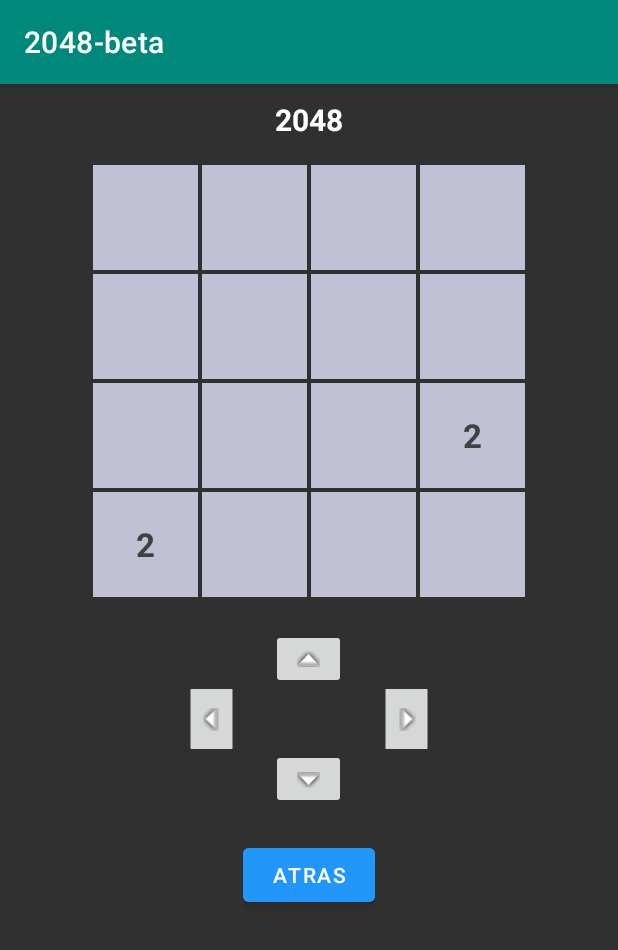
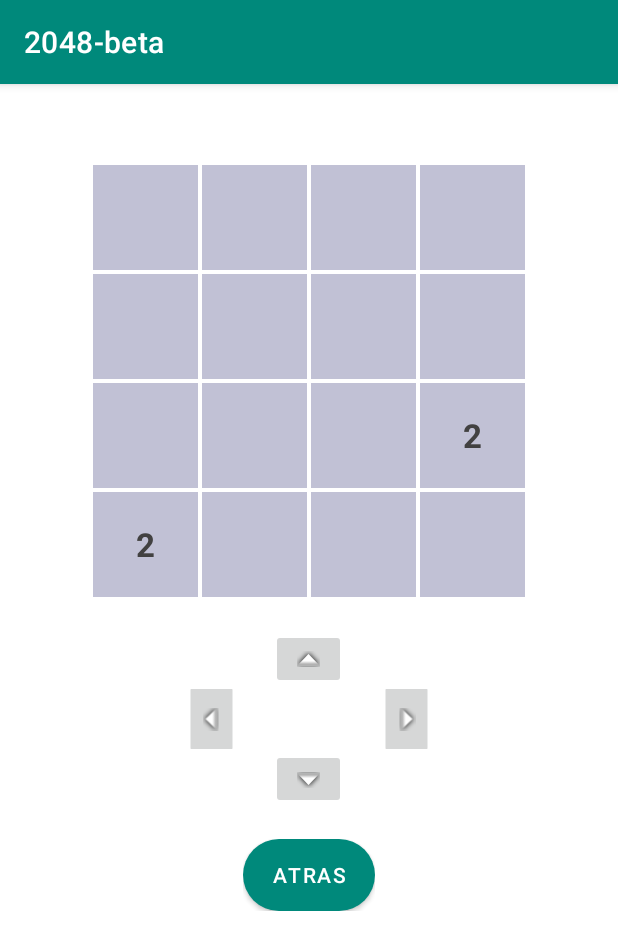
Before and after one commit to FedericoPeranzi/2048, an Android app: the screen it shows after launch (Juego), after a tap on "INICIAR", on a phone screen of 412 x 824 dp. Shown: the top 950 px of the screen. Run offline under Robolectric (Android 15) with nearby library versions, the phone set to English and light mode, and no system bars.

Commit message:
Mejora visual

```diff
--- a/app/build.gradle
+++ b/app/build.gradle
@@ -36,6 +36,7 @@ dependencies {
     implementation 'androidx.cardview:cardview:1.0.0'
     implementation 'com.android.support:design:28.0.0'
     implementation 'androidx.recyclerview:recyclerview:1.2.0'
+    implementation 'com.snicesoft:bitmap:1.0.0'
     testImplementation 'junit:junit:4.+'
     androidTestImplementation 'androidx.test.ext:junit:1.1.2'
     androidTestImplementation 'androidx.test.espresso:espresso-core:3.3.0'
--- a/app/src/main/AndroidManifest.xml
+++ b/app/src/main/AndroidManifest.xml
@@ -17,7 +17,7 @@
                 <category android:name="android.intent.category.LAUNCHER" />
             </intent-filter>
         </activity>
-        <activity android:name=".Juego"></activity>
+    <activity android:name=".Juego"></activity>
     </application>
 
 </manifest>
--- a/app/src/main/java/com/android/a2048/MainActivity.java
+++ b/app/src/main/java/com/android/a2048/MainActivity.java
@@ -14,7 +14,7 @@ public class MainActivity extends AppCompatActivity {
     protected void onCreate(Bundle savedInstanceState) {
         super.onCreate(savedInstanceState);
         setContentView(R.layout.activity_main);
-
+        getSupportActionBar().hide();
         button = (Button) findViewById(R.id.button);
         button.setOnClickListener(new View.OnClickListener() {
 
--- /dev/null
+++ b/app/src/main/res/drawable/round_btn.xml
@@ -0,0 +1,9 @@
+<?xml version="1.0" encoding="utf-8"?>
+<shape xmlns:android="http://schemas.android.com/apk/res/android">
+<solid android:color="#009688"></solid>
+    <corners
+        android:topLeftRadius="45dp"
+        android:topRightRadius="45dp"
+        android:bottomLeftRadius="45dp"
+        android:bottomRightRadius="45dp"></corners>
+</shape>
--- a/app/src/main/res/layout/activity_juego.xml
+++ b/app/src/main/res/layout/activity_juego.xml
@@ -3,13 +3,14 @@
     xmlns:app="http://schemas.android.com/apk/res-auto"
     xmlns:tools="http://schemas.android.com/tools"
     android:layout_width="match_parent"
-    android:layout_height="match_parent">
+    android:layout_height="match_parent"
+    style="@style/Theme.AppCompat.DayNight.NoActionBar">
 
     <LinearLayout
         android:layout_width="match_parent"
         android:layout_height="match_parent"
         android:orientation="vertical"
-        android:background="#303030">
+        style="@style/Theme.AppCompat.DayNight.NoActionBar">
 
 
         <TextView
@@ -365,7 +366,7 @@
                 android:id="@+id/button"
                 android:layout_width="wrap_content"
                 android:layout_height="wrap_content"
-                android:backgroundTint="#2297FB"
+                android:background="@drawable/round_btn"
                 android:gravity="center"
                 android:text="Atras"
                 android:visibility="visible" />
```
Also changed, not shown: app/src/main/res/layout/activity_main.xml (+4 -5 lines).
